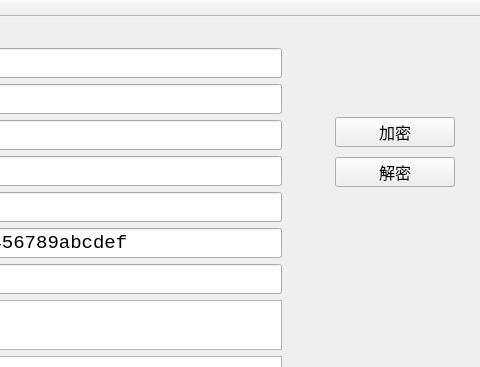
Old version of the form Encryption/Encryption.ui in the repository ZingBug/Encryption; both pictures show x 205 to 685 and y 0 to 367 of the 685 by 605 pixel window.
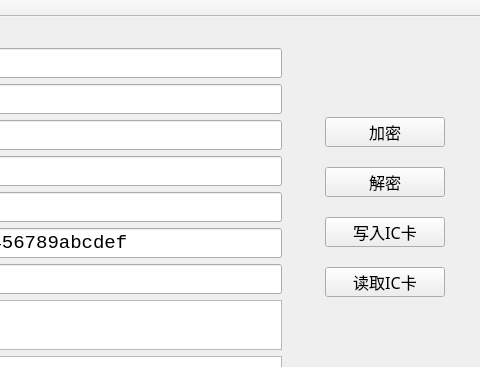
New version of the form. Icons and pictures are not drawn.

Commit message: 等待加入写入和读取IC卡功能

The edit to the form file:
```diff
--- a/Encryption/Encryption.ui
+++ b/Encryption/Encryption.ui
@@ -21,7 +21,7 @@
    <widget class="QPushButton" name="button_encrypt">
     <property name="geometry">
      <rect>
-      <x>540</x>
+      <x>530</x>
       <y>100</y>
       <width>120</width>
       <height>30</height>
@@ -40,8 +40,8 @@
    <widget class="QPushButton" name="button_decrypt">
     <property name="geometry">
      <rect>
-      <x>540</x>
-      <y>140</y>
+      <x>530</x>
+      <y>150</y>
       <width>120</width>
       <height>30</height>
      </rect>
@@ -56,6 +56,44 @@
      <string>解密</string>
     </property>
    </widget>
+   <widget class="QPushButton" name="button_decrypt_2">
+    <property name="geometry">
+     <rect>
+      <x>530</x>
+      <y>200</y>
+      <width>120</width>
+      <height>30</height>
+     </rect>
+    </property>
+    <property name="font">
+     <font>
+      <family>微软雅黑</family>
+      <pointsize>12</pointsize>
+     </font>
+    </property>
+    <property name="text">
+     <string>写入IC卡</string>
+    </property>
+   </widget>
+   <widget class="QPushButton" name="button_decrypt_3">
+    <property name="geometry">
+     <rect>
+      <x>530</x>
+      <y>250</y>
+      <width>120</width>
+      <height>30</height>
+     </rect>
+    </property>
+    <property name="font">
+     <font>
+      <family>微软雅黑</family>
+      <pointsize>12</pointsize>
+     </font>
+    </property>
+    <property name="text">
+     <string>读取IC卡</string>
+    </property>
+   </widget>
    <widget class="QWidget" name="">
     <property name="geometry">
      <rect>
```
